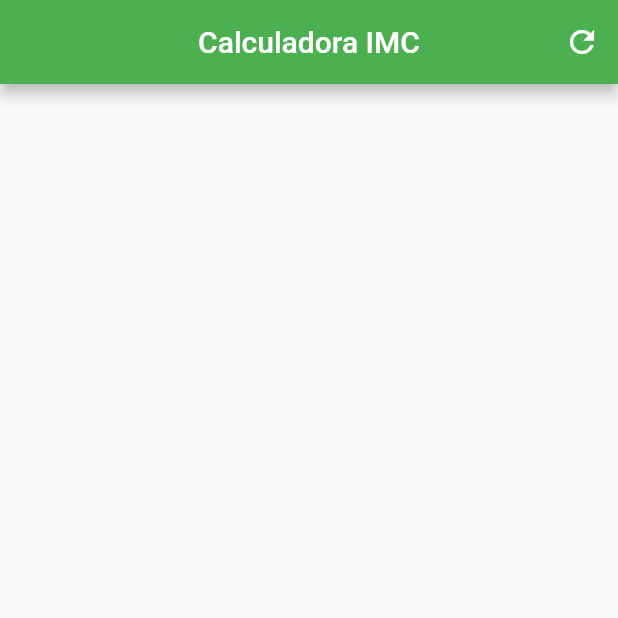
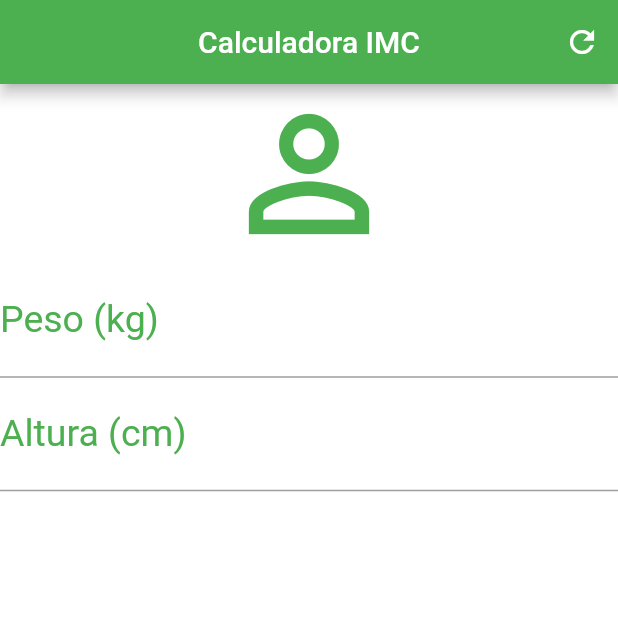
Before and after one commit to 90lucasgabriel/flutter-02-imc, a Flutter app: the screen it shows after launch, on a phone screen of 412 x 824 dp, the top half of it. Run offline on Flutter 3.47's test engine with Material 2 defaults, Android fonts, the phone set to English and light mode, and no system bars.

Commit message:
02 - New: TextField;

```diff
--- a/lib/main.dart
+++ b/lib/main.dart
@@ -26,6 +26,41 @@ class _HomeState extends State<Home> {
           ),
         ],
       ),
+      backgroundColor: Colors.white,
+      body: Column(
+        crossAxisAlignment: CrossAxisAlignment.stretch,
+        children: <Widget>[
+          Icon(
+            Icons.person_outline,
+            size: 120,
+            color: Colors.green,
+          ),
+          TextField(
+            keyboardType: TextInputType.number,
+            decoration: InputDecoration(
+              labelText: "Peso (kg)",
+              labelStyle: TextStyle(color: Colors.green),
+            ),
+            textAlign: TextAlign.center,
+            style: TextStyle(
+              color: Colors.green,
+              fontSize: 25,
+            ),
+          ),
+          TextField(
+            keyboardType: TextInputType.number,
+            decoration: InputDecoration(
+              labelText: "Altura (cm)",
+              labelStyle: TextStyle(color: Colors.green),
+            ),
+            textAlign: TextAlign.center,
+            style: TextStyle(
+              color: Colors.green,
+              fontSize: 25,
+            ),
+          ),
+        ],
+      ),
     );
   }
 }
```
